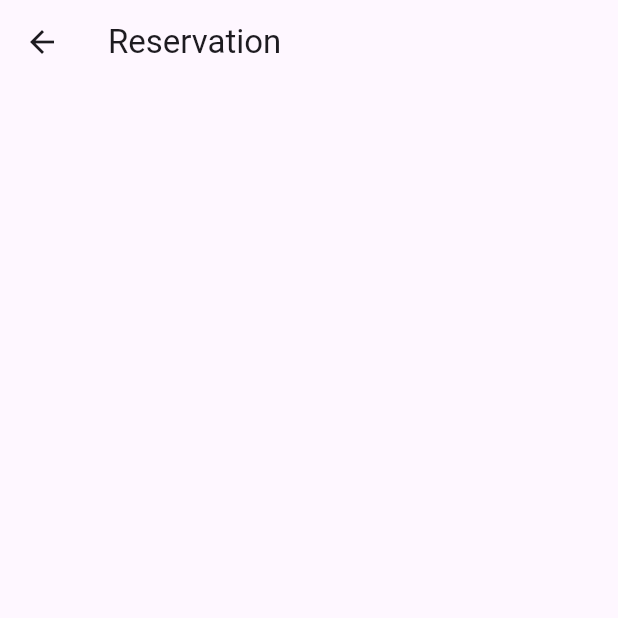
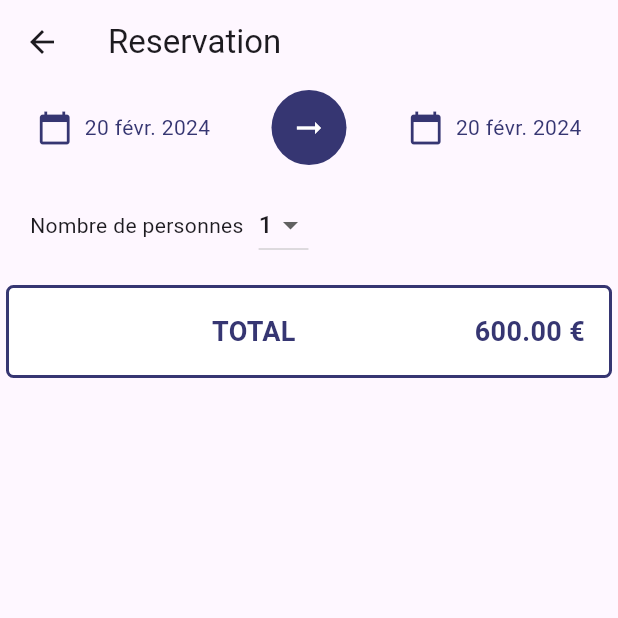
Before and after one commit to JokerPoix/Location, a Flutter app: the ResaLocation screen opened directly, on a phone screen of 412 x 824 dp, the top half of it. Run offline on Flutter 3.47's test engine with Material 3 defaults, Android fonts, the phone set to English and light mode, and no system bars; our stand-ins replace google_fonts.

Commit message:
TD 4 WIP

```diff
--- /dev/null
+++ b/lib/colors.dart
@@ -0,0 +1,3 @@
+import 'package:flutter/material.dart';
+
+const darkBlue = Color(0xFF363672);
--- a/lib/main.dart
+++ b/lib/main.dart
@@ -7,6 +7,7 @@ import 'package:location/share/location_style.dart';
 import 'package:location/share/location_text_style.dart';
 import 'package:location/views/habitation_details.dart';
 import 'package:location/views/habitation_list.dart';
+import 'package:flutter_localizations/flutter_localizations.dart';
 
 void main() {
   runApp(const MyApp());
@@ -24,6 +25,8 @@ class MyApp extends StatelessWidget {
         primarySwatch: Colors.blue,
       ),
       home: MyHomePage(title: 'Mes locations'),
+      localizationsDelegates: [GlobalMaterialLocalizations.delegate],
+      supportedLocales: const [Locale('en'), Locale('fr')],
     );
   }
 }
--- a/lib/models/habitation.dart
+++ b/lib/models/habitation.dart
@@ -57,7 +57,7 @@ class Option {
   String libelle;
   String description;
 
-  // Option(this.id, this.libelle, {this.description = ""});
+  Option(this.id, this.libelle, {this.description = ""});
 
   Option.fromJson(Map<String, dynamic> json)
       : id = json['id'],
@@ -68,8 +68,8 @@ class Option {
 class OptionPayante extends Option {
   double prix;
 
-  // OptionPayante(super.id, super.libelle,
-  //     {super.description = "", this.prix = 0});
+  OptionPayante(super.id, super.libelle,
+      {super.description = "", this.prix = 0});
   OptionPayante.fromJson(Map<String, dynamic> json)
       : prix = json['prix'],
         super.fromJson(json['optionpayante']);
--- a/lib/views/habitation_details.dart
+++ b/lib/views/habitation_details.dart
@@ -3,6 +3,7 @@ import 'package:intl/intl.dart';
 import 'package:location/models/habitation.dart';
 import 'package:location/share/location_style.dart';
 import 'package:location/share/location_text_style.dart';
+import 'package:location/views/resa_location.dart';
 import 'package:location/views/share/habitation_features_widget.dart';
 import 'package:location/views/share/habitation_option.dart';
 
@@ -80,7 +81,10 @@ class _HabitationDetailsState extends State<HabitationDetails> {
             margin: EdgeInsets.symmetric(horizontal: 8.0),
             child: ElevatedButton(
               onPressed: () {
-                print('Louer habitaiton');
+                Navigator.push(
+                  context,
+                  MaterialPageRoute(builder: (context) => const ResaLocation()),
+                );
               },
               child: Text('Louer'),
             ),
--- a/lib/views/resa_location.dart
+++ b/lib/views/resa_location.dart
@@ -1,5 +1,6 @@
 import 'package:flutter/material.dart';
 import 'package:intl/intl.dart';
+import 'package:location/colors.dart';
 import 'package:location/models/habitation.dart';
 
 class ResaLocation extends StatefulWidget {
@@ -35,13 +36,170 @@ class _ResaLocationState extends State<ResaLocation> {
         padding: EdgeInsets.all(4.0),
         children: [
           // _buildResume(),
-          // _buildDates(),
-          // _buildNbPersonnes(),
+          _buildDates(),
+          _buildNbPersonnes(),
           // _buildOptionsPayantes(context),
-          // TotalWidget(prixTotal),
+          TotalWidget(
+            prixTotal: 600,
+          ),
           // _buildRentButton(),
         ],
       ),
     );
   }
+
+  // _loadOptionPayantes() {
+  // }
+
+  // _buildResume() {
+  // }
+
+  _buildDates() {
+    return Center(
+      child: GestureDetector(
+        onTap: () => dateTimeRangePicker(),
+        child: Row(
+          mainAxisAlignment: MainAxisAlignment.spaceAround,
+          children: [
+            Row(
+              children: [
+                Icon(
+                  Icons.calendar_today,
+                  color: darkBlue,
+                ),
+                SizedBox(width: 8.0),
+                Text(
+                  '${_formatDate(dateDebut)}',
+                  style: TextStyle(color: darkBlue),
+                ),
+              ],
+            ),
+            CircleAvatar(
+              radius: 25,
+              backgroundColor: darkBlue,
+              child: Icon(
+                Icons.arrow_right_alt,
+                color: Colors.white,
+              ),
+            ),
+            Row(
+              children: [
+                Icon(
+                  Icons.calendar_today,
+                  color: darkBlue,
+                ),
+                SizedBox(width: 8.0),
+                Text(
+                  '${_formatDate(dateFin)}',
+                  style: TextStyle(color: darkBlue),
+                ),
+              ],
+            ),
+          ],
+        ),
+      ),
+    );
+  }
+
+  String _formatDate(DateTime date) {
+    return DateFormat('dd MMM yyyy', 'fr_FR').format(date);
+  }
+
+  dateTimeRangePicker() async {
+    DateTimeRange? datePicked = await showDateRangePicker(
+      context: context,
+      firstDate: DateTime(DateTime.now().year),
+      lastDate: DateTime(DateTime.now().year + 2),
+      initialDateRange: DateTimeRange(start: dateDebut, end: dateFin),
+      cancelText: 'Annuler',
+      confirmText: 'Valider',
+      locale: const Locale('fr', 'FR'),
+    );
+    if (datePicked != null) {
+      setState(() {
+        dateDebut = datePicked.start;
+        dateFin = datePicked.end;
+      });
+    }
+  }
+
+  _buildNbPersonnes() {
+    List<int> nbPersonnesList = List.generate(8, (index) => index + 1);
+
+    int selectedNbPersonnes = 1;
+
+    return Padding(
+      padding: const EdgeInsets.all(16.0),
+      child: Row(
+        children: [
+          Text('Nombre de personnes'),
+          SizedBox(width: 10),
+          DropdownButton<int>(
+            value: selectedNbPersonnes,
+            onChanged: (value) {
+              print('Selected Number of Persons: $value');
+              if (value != null) {
+                selectedNbPersonnes = value;
+              }
+            },
+            items: nbPersonnesList.map((int nbPersonnes) {
+              return DropdownMenuItem<int>(
+                value: nbPersonnes,
+                child: Text('$nbPersonnes'),
+              );
+            }).toList(),
+          ),
+        ],
+      ),
+    );
+  }
+
+  // _buildOptionsPayantes(BuildContext context) {
+  // }
+
+  // _buildRentButton() {
+  // }
 }
+
+class TotalWidget extends StatelessWidget {
+  final double prixTotal;
+
+  TotalWidget({required this.prixTotal});
+
+  @override
+  Widget build(BuildContext context) {
+    return Container(
+      padding: EdgeInsets.all(16.0),
+      decoration: BoxDecoration(
+        color: Colors.white,
+        borderRadius: BorderRadius.circular(5.0),
+        border: Border.all(color: darkBlue, width: 2.0),
+      ),
+      child: Row(
+        mainAxisAlignment: MainAxisAlignment.spaceBetween,
+        children: [
+          Expanded(
+            child: Center(
+              child: Text(
+                'TOTAL',
+                style: TextStyle(
+                  fontSize: 18.0,
+                  fontWeight: FontWeight.bold,
+                  color: darkBlue,
+                ),
+              ),
+            ),
+          ),
+          Text(
+            '${prixTotal.toStringAsFixed(2)} €',
+            style: TextStyle(
+              fontSize: 18.0,
+              fontWeight: FontWeight.bold,
+              color: darkBlue,
+            ),
+          ),
+        ],
+      ),
+    );
+  }
+}
--- a/pubspec.yaml
+++ b/pubspec.yaml
@@ -36,7 +36,9 @@ dependencies:
   # The following adds the Cupertino Icons font to your application.
   # Use with the CupertinoIcons class for iOS style icons.
   cupertino_icons: ^1.0.2
-  intl: ^0.19.0
+  intl: any
+  flutter_localizations:
+    sdk: flutter
 
 dev_dependencies:
   flutter_test:
@@ -47,7 +49,7 @@ dev_dependencies:
   # activated in the `analysis_options.yaml` file located at the root of your
   # package. See that file for information about deactivating specific lint
   # rules and activating additional ones.
-  flutter_lints: ^2.0.0
+  flutter_lints: ^3.0.1
 
 # For information on the generic Dart part of this file, see the
 # following page: https://dart.dev/tools/pub/pubspec
```
Also changed, not shown: pubspec.lock.
